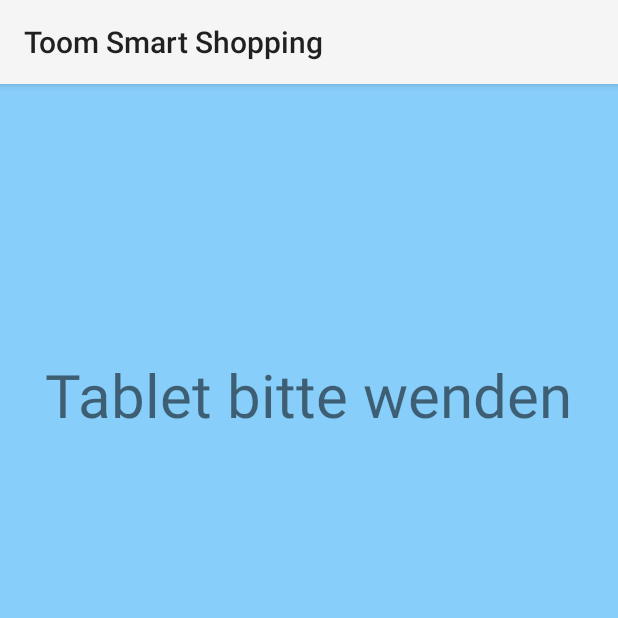
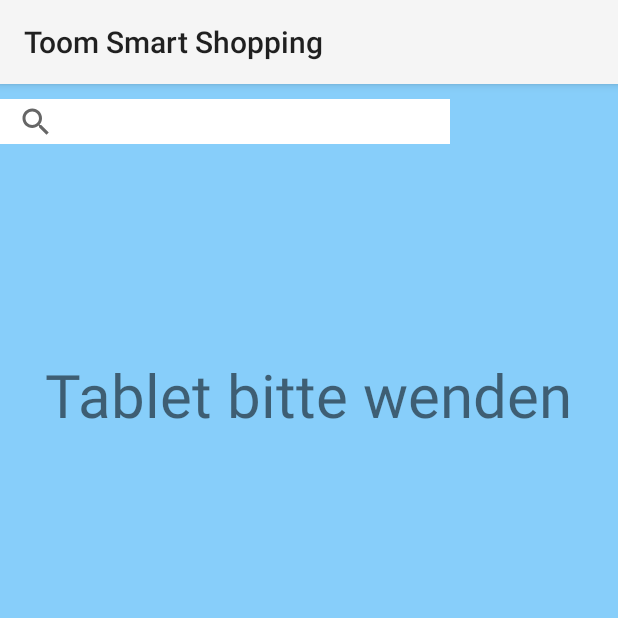
Before and after one commit to JanetQC/App_Phone, an Android app: the screen it shows after launch (MainActivity), on a phone screen of 412 x 824 dp, the top half of it. Run offline under Robolectric (Android 15) with nearby library versions, the phone set to English and light mode, and no system bars; libraries missing offline, so code that uses them is left out: com.cloudant.client; 3 statements that could not run were skipped.

Commit message:
missing files

```diff
--- a/app/src/main/java/com/example/janetdo/toomapp/WorkerActivity.java
+++ b/app/src/main/java/com/example/janetdo/toomapp/WorkerActivity.java
@@ -167,7 +167,7 @@ public class WorkerActivity extends AppCompatActivity {
         relativeLayout = findViewById(R.id.relativeLayout);
         Button acceptBtn = popupView.findViewById(R.id.accept);
         Button deleteBtn = popupView.findViewById(R.id.delete);
-        final PopupWindow popupWindow = new PopupWindow(popupView, 1000, 400, true);
+        final PopupWindow popupWindow = new PopupWindow(popupView, 1300, 700, true);
         popupWindow.showAtLocation(relativeLayout, Gravity.CENTER, 0, 0);
 
         TextView problemType = popupView.findViewById(R.id.type);
@@ -183,8 +183,8 @@ public class WorkerActivity extends AppCompatActivity {
         }
         aisle.setText("Gang " + Integer.toString(type.getAisle()));
         desc.setText(type.getComment());
-        problemType.setTextSize(35);
-        desc.setTextSize(25);
+        problemType.setTextSize(25);
+        desc.setTextSize(15);
 
         popupView.setOnTouchListener(new View.OnTouchListener() {
             @Override
--- a/app/src/main/res/layout-land/activity_main.xml
+++ b/app/src/main/res/layout-land/activity_main.xml
@@ -11,8 +11,8 @@
 
     <ImageView
         android:id="@+id/rectimage"
-        android:layout_width="560dp"
-        android:layout_height="170dp"
+        android:layout_width="380dp"
+        android:layout_height="100dp"
         android:layout_alignParentStart="true"
         android:layout_marginLeft="20dp"
         android:layout_marginTop="18dp"
@@ -22,54 +22,55 @@
         android:id="@+id/editText"
         android:layout_width="wrap_content"
         android:layout_height="wrap_content"
-        android:layout_marginLeft="40dp"
-        android:layout_marginTop="40dp"
+        android:layout_alignLeft="@+id/rectimage"
+        android:layout_marginLeft="20dp"
+        android:layout_marginTop="30dp"
         android:ems="10"
         android:text="Artikel suchen"
-        android:textColor="@color/backgroundGreen"
-        android:textSize="45dp" />
-
+        android:textColor="@color/toomGreen"
+        android:textSize="30dp" />
     <android.support.v7.widget.SearchView
         android:id="@+id/fancySearch"
-        android:layout_width="480dp"
-        android:layout_height="40dp"
+        android:layout_width="300dp"
+        android:layout_height="30dp"
         android:layout_alignLeft="@+id/editText"
         android:layout_alignStart="@+id/editText"
         android:layout_below="@+id/editText"
-        android:layout_marginTop="25dp"
+        android:layout_marginTop="10dp"
         android:background="@color/white"
         android:tooltipText="Produkt eingeben" />
 
+
     <Button
         android:id="@+id/btnWorker"
-        android:layout_width="260dp"
-        android:layout_height="260dp"
+        android:layout_width="150dp"
+        android:layout_height="125dp"
         android:layout_alignStart="@+id/rectimage"
         android:layout_below="@+id/rectimage"
         android:layout_marginTop="30dp"
+        android:layout_marginLeft="20dp"
         android:background="@drawable/worker_icon"
         android:onClick="openWorker"
         />
 
     <Button
         android:id="@+id/btnProblem"
-        android:layout_width="260dp"
-        android:layout_height="260dp"
-        android:layout_alignEnd="@+id/rectimage"
+        android:layout_width="150dp"
+        android:layout_height="125dp"
         android:layout_below="@+id/rectimage"
-        android:layout_marginLeft="30dp"
+        android:layout_alignEnd="@id/rectimage"
         android:layout_marginTop="30dp"
-        android:layout_toRightOf="@+id/btnWorker"
+        android:layout_marginRight="20dp"
         android:background="@drawable/problem_icon"
         android:onClick="openProblem"
         />
 
     <Button
         android:id="@+id/btnScan"
-        android:layout_width="300dp"
-        android:layout_height="260dp"
+        android:layout_width="140dp"
+        android:layout_height="125dp"
         android:layout_below="@+id/rectimage"
-        android:layout_marginLeft="30dp"
+        android:layout_marginLeft="15dp"
         android:layout_marginTop="30dp"
         android:layout_toRightOf="@+id/btnProblem"
         android:background="@drawable/scan"
@@ -78,10 +79,10 @@
 
     <Button
         android:id="@+id/btnMap"
-        android:layout_width="300dp"
-        android:layout_height="185dp"
-        android:layout_marginLeft="30dp"
-        android:layout_marginTop="10dp"
+        android:layout_width="140dp"
+        android:layout_height="105dp"
+        android:layout_marginLeft="15dp"
+        android:layout_marginTop="15dp"
         android:layout_toRightOf="@+id/rectimage"
         android:background="@drawable/map_icon"
         android:onClick="openMap"
@@ -89,11 +90,19 @@
 
     <Switch
         android:id="@+id/switch1"
-        android:layout_width="wrap_content"
-        android:layout_height="wrap_content"
-        android:layout_alignParentEnd="true"
-        android:layout_alignTop="@+id/editText"
+        android:layout_width="100dp"
+        android:layout_height="50dp"
+        android:layout_marginLeft="500dp"
         />
+
+
+
+    <TextView
+        android:id="@+id/numberMsg"
+        android:layout_width="20dp"
+        android:layout_height="20dp"
+        android:layout_above="@+id/switch1"
+        android:layout_toStartOf="@+id/switch1" />
 
     <GridLayout
         android:id="@+id/gridLayout"
--- a/app/src/main/res/layout-land/incident_list.xml
+++ b/app/src/main/res/layout-land/incident_list.xml
@@ -10,7 +10,7 @@
         android:id="@+id/taskType"
         android:layout_width="wrap_content"
         android:layout_height="wrap_content"
-        android:layout_marginLeft="25dp"
+        android:layout_marginLeft="15dp"
         android:layout_marginTop="15dp"
         android:text="Anzeigen: " />
     <CheckBox
@@ -41,7 +41,7 @@
         android:id="@+id/filterType"
         android:layout_width="wrap_content"
         android:layout_height="wrap_content"
-        android:layout_marginLeft="335dp"
+        android:layout_marginLeft="15dp"
         android:layout_toRightOf="@id/checkIncidents"
         android:layout_alignBaseline="@id/taskType"
         android:text="Sortieren nach: " />
--- a/app/src/main/res/layout/activity_main.xml
+++ b/app/src/main/res/layout/activity_main.xml
@@ -40,17 +40,14 @@
 
     <android.support.v7.widget.SearchView
         android:id="@+id/fancySearch"
-        android:layout_width="480dp"
-        android:layout_height="40dp"
-        style="@style/SearchViewStyle"
+        android:layout_width="300dp"
+        android:layout_height="30dp"
         android:layout_alignLeft="@+id/editText"
         android:layout_alignStart="@+id/editText"
         android:layout_below="@+id/editText"
-        android:layout_marginTop="20dp"
+        android:layout_marginTop="10dp"
         android:background="@color/white"
-        android:visibility="invisible"
         android:tooltipText="Produkt eingeben" />
-
     <Button
         android:id="@+id/btnWorker"
         android:layout_width="260dp"
```
Also changed, not shown: app/src/main/java/com/example/janetdo/toomapp/MainActivity.java (+4 -4 lines), app/src/main/java/com/example/janetdo/toomapp/MapActivity.java (+5 -6 lines), app/src/main/java/com/example/janetdo/toomapp/ScanActivity.java (+4 -4 lines), app/src/main/res/layout-land/activity_incident.xml (+10 -10 lines), app/src/main/res/layout-land/activity_worker.xml (+18 -17 lines), app/src/main/res/layout-land/information_window.xml (+7 -8 lines), app/src/main/res/layout-land/popup_window.xml (+14 -14 lines), app/src/main/res/layout-land/problem_item_view.xml (+9 -9 lines), app/src/main/res/layout-land/search_item_view.xml (+6 -8 lines). Lines whose indentation alone changed are shown as unchanged.
